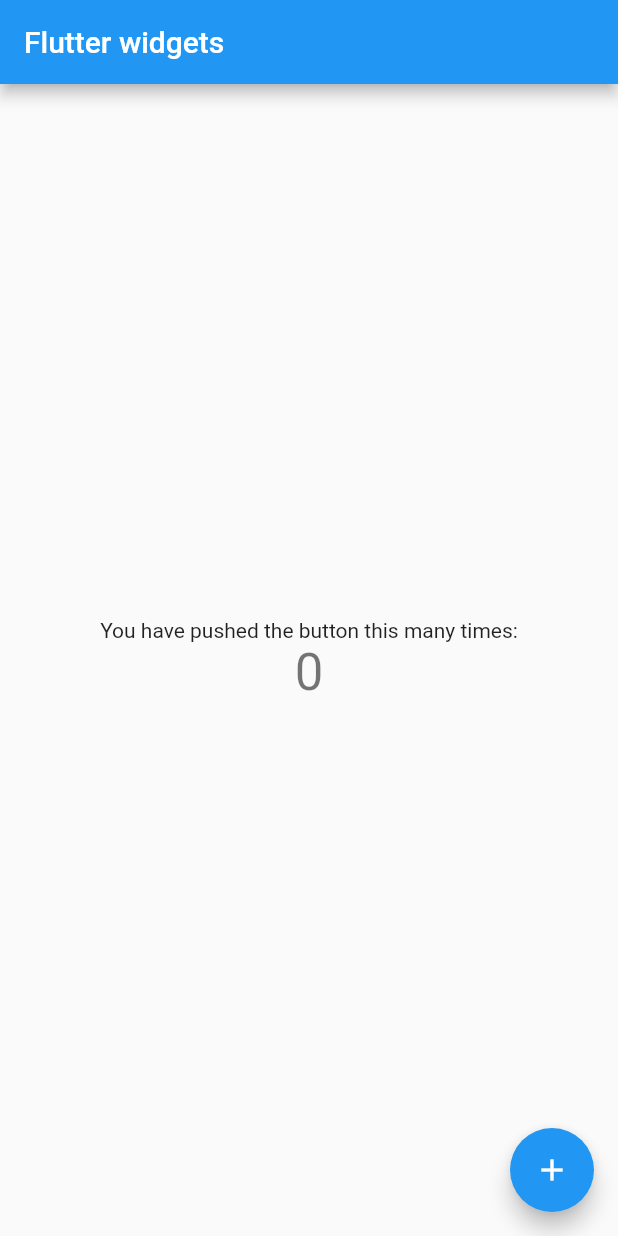
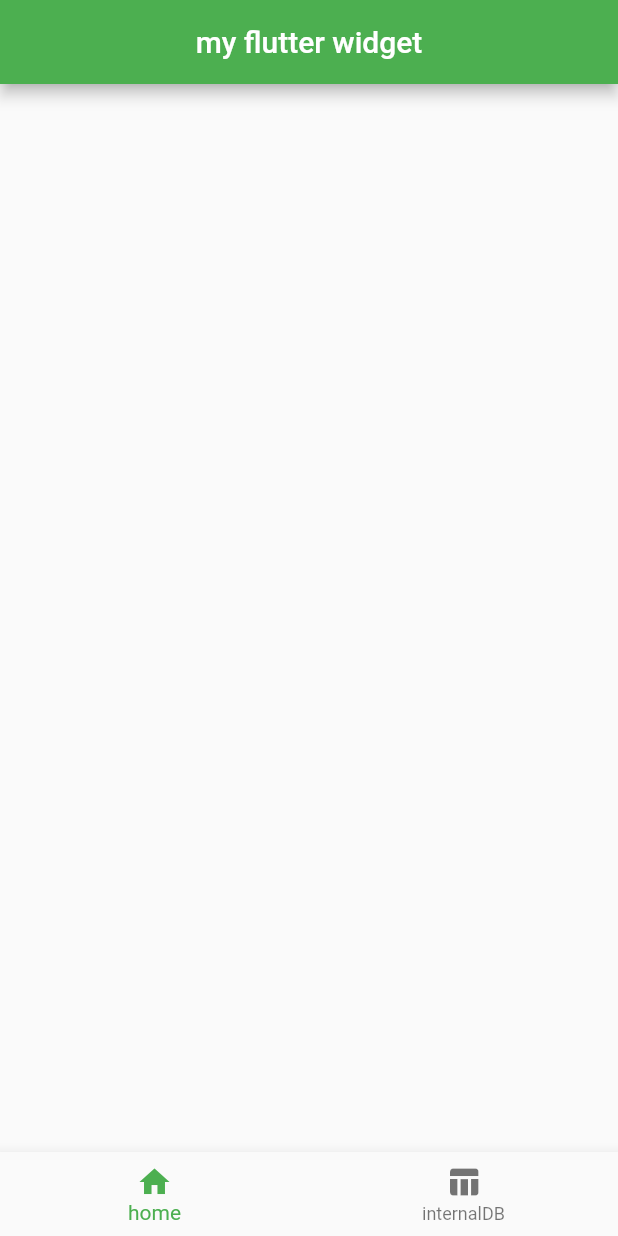
Before and after one commit to Luca-Virgilio/flutter_library, a Flutter app: the screen it shows after launch, on a phone screen of 412 x 824 dp. Run offline on Flutter 3.47's test engine with Material 2 defaults, Android fonts, the phone set to English and light mode, and no system bars; our stand-ins replace flutter_riverpod, go_router.

Commit message:
Add riverpod and create first mainTopic

```diff
--- a/lib/main.dart
+++ b/lib/main.dart
@@ -1,21 +1,25 @@
 import 'package:flutter/material.dart';
+import 'package:flutter_riverpod/flutter_riverpod.dart';
 import 'package:flutter_widgets/pages/home_screen.dart';
+import 'package:flutter_widgets/pages/state_management/state_management_screen.dart';
 import 'package:go_router/go_router.dart';
 
 void main() {
-  runApp( MyApp());
+  runApp(
+    ProviderScope(child: MyApp()),
+  );
 }
 
 class MyApp extends StatelessWidget {
-   MyApp({Key? key}) : super(key: key);
+  MyApp({Key? key}) : super(key: key);
 
   // This widget is the root of your application.
   @override
   Widget build(BuildContext context) {
     return MaterialApp.router(
-      title: 'Flutter Demo',
+      title: 'Flutter widgets',
       theme: ThemeData(
-        primarySwatch: Colors.blue,
+        primarySwatch: Colors.green,
       ),
       routeInformationParser: _router.routeInformationParser,
       routerDelegate: _router.routerDelegate,
@@ -23,13 +27,19 @@ class MyApp extends StatelessWidget {
       //home: const HomeScreen(title: 'Flutter Widgets'),
     );
   }
+
   final GoRouter _router = GoRouter(
     routes: <GoRoute>[
       GoRoute(
-        path: '/',
-        builder: (BuildContext context, GoRouterState state) =>
-        const HomeScreen(title: 'Flutter widgets'),
-      ),
+          path: '/',
+          builder: (BuildContext context, GoRouterState state) =>
+              const HomeScreen(),
+          routes: [
+            GoRoute(
+                path: 'stateManagement',
+                builder: (BuildContext context, GoRouterState state) =>
+                    StateManagementScreen()),
+          ]),
     ],
   );
 }
--- /dev/null
+++ b/lib/model/my_navbar_item.dart
@@ -0,0 +1,9 @@
+import 'package:flutter/cupertino.dart';
+
+class MyNavbarItem {
+  final String label;
+  final IconData icon;
+  final String route;
+
+  MyNavbarItem({required this.label, required this.icon, required this.route});
+}
--- a/lib/pages/home_screen.dart
+++ b/lib/pages/home_screen.dart
@@ -1,86 +1,41 @@
+import 'dart:developer';
+
 import 'package:flutter/material.dart';
+import 'package:flutter_widgets/model/my_navbar_item.dart';
+import 'package:go_router/go_router.dart';
 
-class HomeScreen extends StatefulWidget {
-  const HomeScreen({Key? key, required this.title}) : super(key: key);
+class HomeScreen extends StatelessWidget {
+  const HomeScreen({Key? key}) : super(key: key);
 
-  // This widget is the home page of your application. It is stateful, meaning
-  // that it has a State object (defined below) that contains fields that affect
-  // how it looks.
+  static List<MyNavbarItem> mainTopic = [
+    MyNavbarItem(label: 'home', icon: Icons.home, route: '/'),
+    MyNavbarItem(
+        label: 'internalDB',
+        icon: Icons.table_chart,
+        route: '/stateManagement'),
+  ];
 
-  // This class is the configuration for the state. It holds the values (in this
-  // case the title) provided by the parent (in this case the App widget) and
-  // used by the build method of the State. Fields in a Widget subclass are
-  // always marked "final".
-
-  final String title;
-
-  @override
-  State<HomeScreen> createState() => _MyHomePageState();
-}
-
-class _MyHomePageState extends State<HomeScreen> {
-  int _counter = 0;
-
-  void _incrementCounter() {
-    setState(() {
-      // This call to setState tells the Flutter framework that something has
-      // changed in this State, which causes it to rerun the build method below
-      // so that the display can reflect the updated values. If we changed
-      // _counter without calling setState(), then the build method would not be
-      // called again, and so nothing would appear to happen.
-      _counter++;
-    });
+  void changeRoute(index, BuildContext context) {
+    String goTo = mainTopic[index].route;
+    log('change route $index $goTo');
+    context.go(goTo);
   }
 
   @override
   Widget build(BuildContext context) {
-    // This method is rerun every time setState is called, for instance as done
-    // by the _incrementCounter method above.
-    //
-    // The Flutter framework has been optimized to make rerunning build methods
-    // fast, so that you can just rebuild anything that needs updating rather
-    // than having to individually change instances of widgets.
     return Scaffold(
       appBar: AppBar(
-        // Here we take the value from the MyHomePage object that was created by
-        // the App.build method, and use it to set our appbar title.
-        title: Text(widget.title),
+        centerTitle: true,
+        title: Text('my flutter widget'),
       ),
-      body: Center(
-        // Center is a layout widget. It takes a single child and positions it
-        // in the middle of the parent.
-        child: Column(
-          // Column is also a layout widget. It takes a list of children and
-          // arranges them vertically. By default, it sizes itself to fit its
-          // children horizontally, and tries to be as tall as its parent.
-          //
-          // Invoke "debug painting" (press "p" in the console, choose the
-          // "Toggle Debug Paint" action from the Flutter Inspector in Android
-          // Studio, or the "Toggle Debug Paint" command in Visual Studio Code)
-          // to see the wireframe for each widget.
-          //
-          // Column has various properties to control how it sizes itself and
-          // how it positions its children. Here we use mainAxisAlignment to
-          // center the children vertically; the main axis here is the vertical
-          // axis because Columns are vertical (the cross axis would be
-          // horizontal).
-          mainAxisAlignment: MainAxisAlignment.center,
-          children: <Widget>[
-            const Text(
-              'You have pushed the button this many times:',
-            ),
-            Text(
-              '$_counter',
-              style: Theme.of(context).textTheme.headline4,
-            ),
-          ],
-        ),
-      ),
-      floatingActionButton: FloatingActionButton(
-        onPressed: _incrementCounter,
-        tooltip: 'Increment',
-        child: const Icon(Icons.add),
-      ), // This trailing comma makes auto-formatting nicer for build methods.
+      bottomNavigationBar: BottomNavigationBar(
+          onTap: (index) => changeRoute(index, context), //New
+          items: mainTopic
+              .map((ele) => BottomNavigationBarItem(
+                    icon: Icon(ele.icon),
+                    label: ele.label,
+                  ))
+              .toList()),
     );
   }
 }
--- /dev/null
+++ b/lib/pages/simple_state_notifier.dart
@@ -0,0 +1,36 @@
+import 'package:flutter/material.dart';
+import 'package:flutter_riverpod/flutter_riverpod.dart';
+
+import '../repository/counter_state_notifier.dart';
+
+// A Counter example implemented with riverpod
+class SimpleStateNotifier extends StatelessWidget {
+  const SimpleStateNotifier({Key? key}) : super(key: key);
+
+  @override
+  Widget build(BuildContext context) {
+    return MaterialApp(home: Home());
+  }
+}
+
+class Home extends ConsumerWidget {
+  @override
+  Widget build(BuildContext context, WidgetRef ref) {
+    return Scaffold(
+      appBar: AppBar(title: const Text('Counter example')),
+      body: Center(
+        // Consumer is a widget that allows you reading providers.
+        // You could also use the hook "ref.watch(" if you uses flutter_hooks
+        child: Consumer(builder: (context, ref, _) {
+          final count = ref.watch(counterProvider.notifier).state;
+          return Text('$count');
+        }),
+      ),
+      floatingActionButton: FloatingActionButton(
+        // The read method is an utility to read a provider without listening to it
+        onPressed: () => ref.read(counterProvider.notifier).state++,
+        child: const Icon(Icons.add),
+      ),
+    );
+  }
+}
--- a/pubspec.yaml
+++ b/pubspec.yaml
@@ -35,6 +35,7 @@ dependencies:
   # Use with the CupertinoIcons class for iOS style icons.
   cupertino_icons: ^1.0.2
   go_router: ^3.1.1
+  flutter_riverpod: ^1.0.3
 
 dev_dependencies:
   flutter_test:
```
Also changed, not shown: lib/misc/app_colors.dart (added, +9 -0 lines), lib/pages/state_management/state_management_screen.dart (added, +50 -0 lines), lib/repository/counter_state_notifier.dart (added, +11 -0 lines), lib/widgets/custom_app_bar.dart (added, +25 -0 lines), pubspec.lock.
